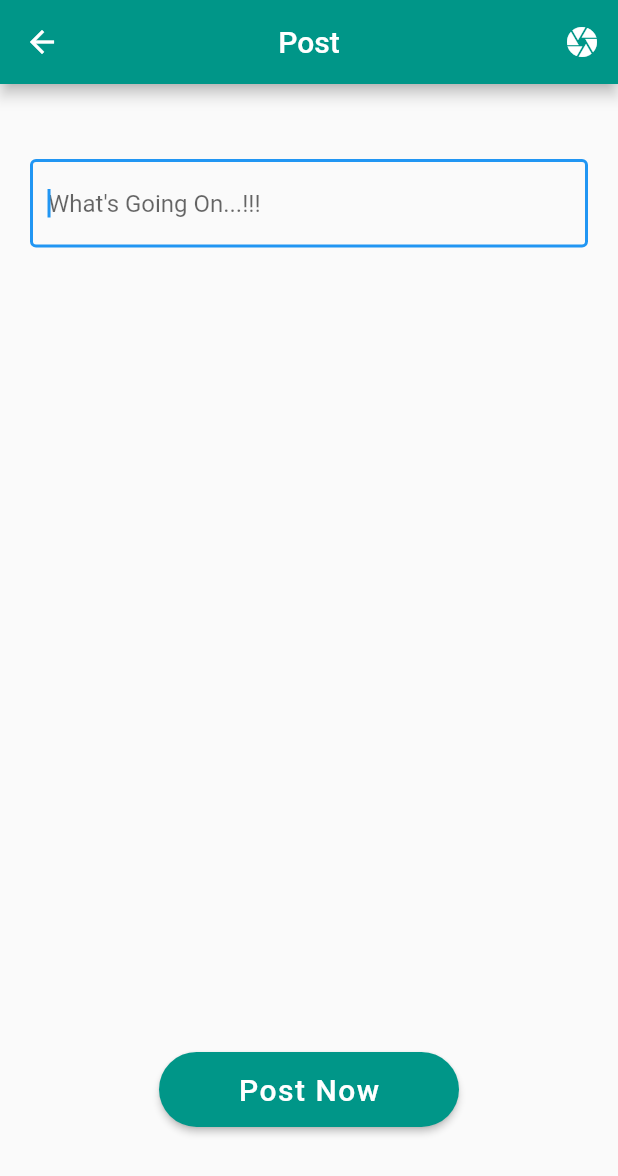
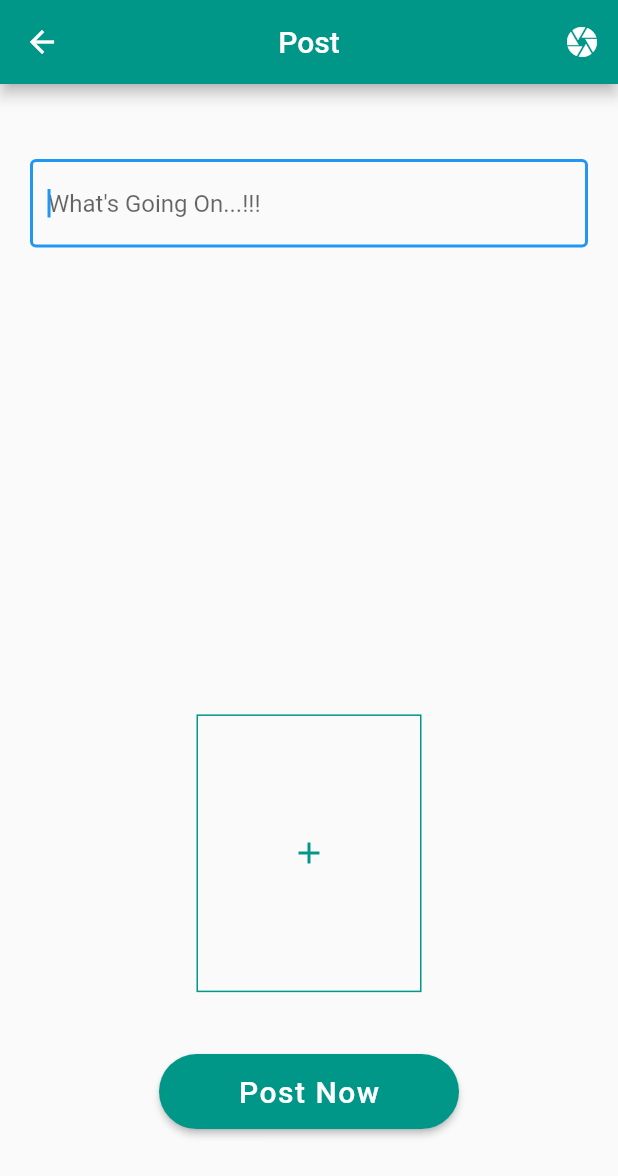
Before and after one commit to Prant0/best_friends_inc, a Flutter app: the PostStatus screen opened by its route, on a phone screen of 412 x 824 dp. Shown: the top 1176 px of the screen. Run offline on Flutter 3.47's test engine with Material 2 defaults, Android fonts, the phone set to English and light mode, and no system bars; our stand-ins replace carousel_pro, firebase_auth, flutter_image_compress, modal_progress_hud, shared_preferences; missing offline and left inert: multi_image_picker; accounts and stored records are empty.

Commit message:
Post State Management, Image Compress, Registration with avatar.

```diff
--- a/lib/main.dart
+++ b/lib/main.dart
@@ -27,7 +27,7 @@ class _MyAppState extends State<MyApp> {
       ],
         child: MaterialApp(
         debugShowCheckedModeBanner: false,
-        title: "Find Friendz",
+        title: "Best Friends Inc.",
         routes: {
           HomePage.routeName: (BuildContext context)=>HomePage(),
           Login_Page.routeName:(BuildContext context)=>Login_Page(),
--- a/lib/providers/post.dart
+++ b/lib/providers/post.dart
@@ -1,3 +1,5 @@
+import 'dart:convert';
+
 import 'package:flutter/cupertino.dart';
 import 'package:provider/provider.dart';
 
@@ -50,77 +52,77 @@ class Post{
 
 class Posts with ChangeNotifier{
   List<Post> _posts = [
-    Post(
-      id: 1,
-      desc: 'Hello World Second, Hello World Second, Hello World Second, Hello World Second, Hello World Second Hello World Second, Hello World Second, Hello World Second, Hello World Second, Hello World Second Hello World Second, Hello World Second, Hello World Second, Hello World Second, Hello World Second Hello World Second, Hello World Second, Hello World Second, Hello World Second, Hello World Second Hello World Second, Hello World Second, Hello World Second, Hello World Second, Hello World Second Hello World Second, Hello World Second, Hello World Second, Hello World Second, Hello World Second',
-
-      posterId: 1,
-      posterName: 'Bappa Raj',
-      posterImage: 'images/11.jpg',
-      posterIsVerified: 1,
-      active: 1,
-      image: ['images/1.jpg','images/11.jpg','images/22.jpg'],
-      likesCount: 2500,
-      commentsCount: 200,
-      sharesCount: 30,
-      soundcloudTitle: '',
-      soundcloudId: '',
-      youtubeTitle: '',
-      youtubeVideoId: '',
-      location: 'Dhaka',
-      type: 'Art',
-      createdAt: DateTime.now(),
-      updatedAt: DateTime.now(),
-      deletedAt: DateTime.now(),
-      sharedPostId: 0,
-    ),
-    Post(
-      id: 2,
-      desc: 'Hello World Second, Hello World Second, Hello World Second, Hello World Second, Hello World Second Hello World Second, Hello World Second, Hello World Second, Hello World Second, Hello World Second Hello World Second, Hello World Second, Hello World Second, Hello World Second, Hello World Second Hello World Second, Hello World Second, Hello World Second, Hello World Second, Hello World Second Hello World Second, Hello World Second, Hello World Second, Hello World Second, Hello World Second Hello World Second, Hello World Second, Hello World Second, Hello World Second, Hello World Second',
-
-      posterId: 1,
-      posterName: 'Mr. Joshim',
-      posterImage: 'images/22.jpg',
-      posterIsVerified: 0,
-      active: 1,
-      image: null,
-      likesCount: 375,
-      commentsCount: 45,
-      sharesCount: 3,
-      soundcloudTitle: '',
-      soundcloudId: '',
-      youtubeTitle: '',
-      youtubeVideoId: '',
-      location: 'Dhaka',
-      type: 'Art',
-      createdAt: DateTime.now(),
-      updatedAt: DateTime.now(),
-      deletedAt: DateTime.now(),
-      sharedPostId: 0,
-    ),
-    Post(
-      id: 3,
-      desc: null,
-      posterId: 1,
-      posterName: 'Shakib Khan',
-      posterImage: 'images/33.jpg',
-      posterIsVerified: 1,
-      active: 1,
-      image: ['images/3.jpg'],
-      likesCount: 500,
-      commentsCount: 99,
-      sharesCount: 0,
-      soundcloudTitle: '',
-      soundcloudId: '',
-      youtubeTitle: '',
-      youtubeVideoId: '',
-      location: 'Dhaka',
-      type: 'Art',
-      createdAt: DateTime.now(),
-      updatedAt: DateTime.now(),
-      deletedAt: DateTime.now(),
-      sharedPostId: 0,
-    ),
+//    Post(
+//      id: 1,
+//      desc: 'Hello World Second, Hello World Second, Hello World Second, Hello World Second, Hello World Second Hello World Second, Hello World Second, Hello World Second, Hello World Second, Hello World Second Hello World Second, Hello World Second, Hello World Second, Hello World Second, Hello World Second Hello World Second, Hello World Second, Hello World Second, Hello World Second, Hello World Second Hello World Second, Hello World Second, Hello World Second, Hello World Second, Hello World Second Hello World Second, Hello World Second, Hello World Second, Hello World Second, Hello World Second',
+//
+//      posterId: "1",
+//      posterName: 'Bappa Raj',
+//      posterImage: 'images/11.jpg',
+//      posterIsVerified: 1,
+//      active: 1,
+//      image: ['images/1.jpg','images/11.jpg','images/22.jpg'],
+//      likesCount: 2500,
+//      commentsCount: 200,
+//      sharesCount: 30,
+//      soundcloudTitle: '',
+//      soundcloudId: '',
+//      youtubeTitle: '',
+//      youtubeVideoId: '',
+//      location: 'Dhaka',
+//      type: 'Art',
+//      createdAt: DateTime.now(),
+//      updatedAt: DateTime.now(),
+//      deletedAt: DateTime.now(),
+//      sharedPostId: 0,
+//    ),
+//    Post(
+//      id: 2,
+//      desc: 'Hello World Second, Hello World Second, Hello World Second, Hello World Second, Hello World Second Hello World Second, Hello World Second, Hello World Second, Hello World Second, Hello World Second Hello World Second, Hello World Second, Hello World Second, Hello World Second, Hello World Second Hello World Second, Hello World Second, Hello World Second, Hello World Second, Hello World Second Hello World Second, Hello World Second, Hello World Second, Hello World Second, Hello World Second Hello World Second, Hello World Second, Hello World Second, Hello World Second, Hello World Second',
+//
+//      posterId: "1",
+//      posterName: 'Mr. Joshim',
+//      posterImage: 'images/22.jpg',
+//      posterIsVerified: 0,
+//      active: 1,
+//      image: null,
+//      likesCount: 375,
+//      commentsCount: 45,
+//      sharesCount: 3,
+//      soundcloudTitle: '',
+//      soundcloudId: '',
+//      youtubeTitle: '',
+//      youtubeVideoId: '',
+//      location: 'Dhaka',
+//      type: 'Art',
+//      createdAt: DateTime.now(),
+//      updatedAt: DateTime.now(),
+//      deletedAt: DateTime.now(),
+//      sharedPostId: 0,
+//    ),
+//    Post(
+//      id: 3,
+//      desc: null,
+//      posterId: "1",
+//      posterName: 'Shakib Khan',
+//      posterImage: 'images/33.jpg',
+//      posterIsVerified: 1,
+//      active: 1,
+//      image: ['images/3.jpg'],
+//      likesCount: 500,
+//      commentsCount: 99,
+//      sharesCount: 0,
+//      soundcloudTitle: '',
+//      soundcloudId: '',
+//      youtubeTitle: '',
+//      youtubeVideoId: '',
+//      location: 'Dhaka',
+//      type: 'Art',
+//      createdAt: DateTime.now(),
+//      updatedAt: DateTime.now(),
+//      deletedAt: DateTime.now(),
+//      sharedPostId: 0,
+//    ),
   ];
 
   List<Post> get posts{
@@ -135,8 +137,31 @@ class Posts with ChangeNotifier{
     return _posts.firstWhere((element) => element.id==postId);
   }
 
-  createPost(Post newPost){
-    _posts.add(newPost);
+  void createPost(Map<String, dynamic> postData){
+    List<String> tempMedia = [];
+    if(postData["media"]!=null)
+      {
+        final decodedMedia = jsonDecode(postData["media"]);
+        for(int i=0; i<decodedMedia.length; i++)
+        {
+          tempMedia.add(decodedMedia["$i"]);
+        }
+      }
+    Post newPost = Post(
+      id: postData["id"],
+      desc: postData["body"],
+      image: tempMedia,
+      createdAt: DateTime.parse(postData["created_at"]),
+      updatedAt: DateTime.parse(postData["updated_at"]),
+      posterId: postData["user"]["id"],
+      posterName: postData["user"]["name"],
+      posterIsVerified: postData["user"]["verified"],
+      posterImage: postData["user"]["profile_pic"],
+      likesCount: 0,
+      commentsCount: 0,
+      sharesCount: 0,
+    );
+    _posts.insert(0, newPost);
     notifyListeners();
   }
 
--- a/lib/screens/postStatus.dart
+++ b/lib/screens/postStatus.dart
@@ -3,12 +3,14 @@ import 'dart:convert';
 import 'dart:typed_data';
 
 import 'package:bestfriends/http/requests.dart';
-import 'package:bestfriends/widgets/drawer.dart';
+import 'package:bestfriends/providers/post.dart';
 import 'package:flutter/cupertino.dart';
 import 'package:flutter/material.dart';
 import 'package:flutter/services.dart';
+import 'package:flutter_image_compress/flutter_image_compress.dart';
 import 'package:modal_progress_hud/modal_progress_hud.dart';
 import 'package:multi_image_picker/multi_image_picker.dart';
+import 'package:provider/provider.dart';
 
 class PostStatus extends StatefulWidget {
   static const String routeName = '/postStatusScreen';
@@ -19,11 +21,10 @@ class PostStatus extends StatefulWidget {
 
 class _PostStatusState extends State<PostStatus> {
   final GlobalKey<ScaffoldState> _scaffoldKey = new GlobalKey<ScaffoldState>();
-  String body, errorMsg;
+  String body, responseMsg;
   bool onProgress=false;
   var imagesList;
   List<Asset> images = List<Asset>();
-  Map<String, String> allImages = {};
   Future<void> loadAssets() async {
     List<Asset> resultList = List<Asset>();
     try {
@@ -57,32 +58,52 @@ class _PostStatusState extends State<PostStatus> {
 
   createPost(BuildContext context)async{
     //TODO: Check Error Handling on Post Upload
-    final postRequest = await CustomHttpRequests.createPost(body, imagesList);
+    final Map<String, dynamic> postRequest = await CustomHttpRequests.createPost(body, imagesList);
+    if(postRequest["message"].toString()=="Success")
+      {
+        responseMsg = "Success";
+        Provider.of<Posts>(context,listen: false).createPost(postRequest);
+      }
+    else
+      {
+        responseMsg = "Something Wrong";
+      }
     setState(() {
       onProgress = false;
-      errorMsg = postRequest["message"].toString();
       _scaffoldKey.currentState.removeCurrentSnackBar();
       _scaffoldKey.currentState.showSnackBar(
         SnackBar(
-          content: Text(errorMsg),
+          content: Text(responseMsg),
         ),
       );
     });
   }
 
   Future<Map<String, String>> formatImages()async{
+    Map<String, String> allImages = {};
     ByteData byteData;
     if(images.length>0)
     {
-      print(images);
       for(int i=0; i<images.length; i++){
         byteData = await images[i].getByteData();
         List<int> imageData = byteData.buffer.asUint8List();
-        String baseData = base64Encode(imageData);
+        List<int> compressedImageData = await testCompressList(imageData);
+        String baseData = base64Encode(compressedImageData);
         allImages.putIfAbsent("$i", () => baseData);
       }
     }
     return allImages;
+  }
+
+  Future<List<int>> testCompressList(List<int> list) async {
+    var result = await FlutterImageCompress.compressWithList(
+      list,
+      minHeight: 300,
+      minWidth: 500,
+      quality: 100,
+      rotate: 0,
+    );
+    return result;
   }
 
   @override
@@ -127,7 +148,21 @@ class _PostStatusState extends State<PostStatus> {
                 ),
                 Expanded(
                   flex: 2,
-                  child: images==null?Container():ListView.builder(
+                  child: images.length<1?InkWell(
+                    onTap: (){
+                      loadAssets();
+                    },
+                    child: Container(
+                      alignment: Alignment.center,
+                      width: 150,
+                      decoration: BoxDecoration(
+                        border: Border.all(
+                          color: Theme.of(context).primaryColor,
+                        ),
+                      ),
+                      child: Icon(Icons.add, color: Theme.of(context).primaryColor,),
+                    ),
+                  ):ListView.builder(
                     scrollDirection: Axis.horizontal,
                       shrinkWrap: true,
                       itemExtent: 150,
@@ -135,12 +170,37 @@ class _PostStatusState extends State<PostStatus> {
                         return Card(
                           child: Padding(
                             padding: EdgeInsets.all(5),
-                            child: allImages.isEmpty?Container():Image.memory(base64.decode(allImages["$item"]), fit: BoxFit.cover,),
+                            child: imagesList==null?Container(
+                              alignment: Alignment.center,
+                              child: CircularProgressIndicator(),
+                            ):Stack(
+                                children: [
+                                  Container(
+                                      width: double.infinity,
+                                      child: Image.memory(base64.decode(imagesList["$item"]), fit: BoxFit.cover,)),
+//                                  Positioned(
+//                                    top: 2,
+//                                    right: 2,
+//                                    child: IconButton(
+//                                      icon: Icon(Icons.close),
+//                                      onPressed: (){
+//                                        setState(() {
+//                                          //TODO: Images removing only from last, Need Fix.
+//                                          images.removeAt(item);
+//                                        });
+//                                      },
+//                                    ),
+//                                  ),
+                                ],
+                            ),
                           ),
                         );
                       },
                     itemCount: images.length,
                   ),
+                ),
+                SizedBox(
+                  height: 20,
                 ),
                 Expanded(
                   flex: 1,
--- a/pubspec.yaml
+++ b/pubspec.yaml
@@ -27,6 +27,7 @@ dependencies:
   modal_progress_hud: ^0.1.3
   firebase_auth: ^0.16.1
   shared_preferences: ^0.5.7+3
+  flutter_image_compress: ^0.6.8
 
   # The following adds the Cupertino Icons font to your application.
   # Use with the CupertinoIcons class for iOS style icons.
```
Also changed, not shown: lib/http/requests.dart (+10 -3 lines), lib/screens/singlePostDetails.dart (+7 -8 lines), lib/widgets/singlePost.dart (+9 -12 lines), images/avatar.jpg (added), images/cover.jpg (added), pubspec.lock.
